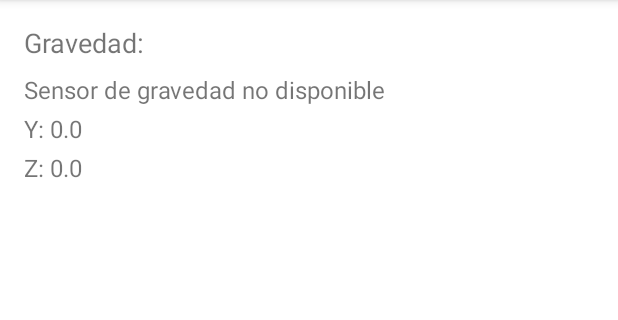
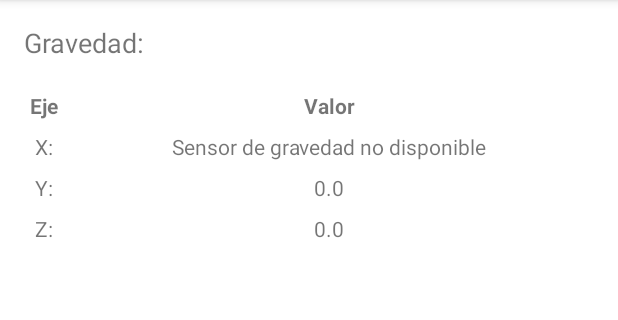
Before and after one commit to AlexisFarinango/SensoresTaller, an Android app: the screen it shows after launch (MainActivity), on a phone screen of 412 x 824 dp, the part 84-404 px from its top. Run offline under Robolectric (Android 15) with nearby library versions, the phone set to English and light mode, and no system bars.

Commit message:
Añadir valores del gravimetro en una tabla

```diff
--- a/app/src/main/res/layout/activity_main.xml
+++ b/app/src/main/res/layout/activity_main.xml
@@ -13,26 +13,79 @@
         android:textSize="18sp"
         android:layout_marginBottom="8dp" />
 
+    <TableLayout
+        android:layout_width="match_parent"
+        android:layout_height="wrap_content"
+        android:stretchColumns="1"
+        android:layout_marginTop="8dp">
+
+        <TableRow>
+            <TextView
+                android:layout_width="wrap_content"
+                android:layout_height="wrap_content"
+                android:text="Eje"
+                android:textStyle="bold"
+                android:padding="4dp"
+                android:gravity="center"/>
+            <TextView
+                android:layout_width="wrap_content"
+                android:layout_height="wrap_content"
+                android:text="Valor"
+                android:textStyle="bold"
+                android:padding="4dp"
+                android:gravity="center"/>
+        </TableRow>
+
+        <TableRow>
+            <TextView
+                android:id="@+id/label_x"
+                android:layout_width="wrap_content"
+                android:layout_height="wrap_content"
+                android:text="X:"
+                android:padding="4dp"
+                android:gravity="center"/>
             <TextView
                 android:id="@+id/tv_x"
-        android:layout_width="match_parent"
+                android:layout_width="wrap_content"
                 android:layout_height="wrap_content"
-        android:text="X: 0.0"
-        android:textSize="16sp"
-        android:layout_marginBottom="4dp" />
+                android:text="0.0"
+                android:padding="4dp"
+                android:gravity="center"/>
+        </TableRow>
 
+        <TableRow>
+            <TextView
+                android:id="@+id/label_y"
+                android:layout_width="wrap_content"
+                android:layout_height="wrap_content"
+                android:text="Y:"
+                android:padding="4dp"
+                android:gravity="center"/>
             <TextView
                 android:id="@+id/tv_y"
-        android:layout_width="match_parent"
+                android:layout_width="wrap_content"
                 android:layout_height="wrap_content"
-        android:text="Y: 0.0"
-        android:textSize="16sp"
-        android:layout_marginBottom="4dp" />
+                android:text="0.0"
+                android:padding="4dp"
+                android:gravity="center"/>
+        </TableRow>
 
+        <TableRow>
+            <TextView
+                android:id="@+id/label_z"
+                android:layout_width="wrap_content"
+                android:layout_height="wrap_content"
+                android:text="Z:"
+                android:padding="4dp"
+                android:gravity="center"/>
             <TextView
                 android:id="@+id/tv_z"
-        android:layout_width="match_parent"
+                android:layout_width="wrap_content"
                 android:layout_height="wrap_content"
-        android:text="Z: 0.0"
-        android:textSize="16sp" />
+                android:text="0.0"
+                android:padding="4dp"
+                android:gravity="center"/>
+        </TableRow>
+
+    </TableLayout>
 </LinearLayout>
```
Lines whose indentation alone changed are shown as unchanged.
